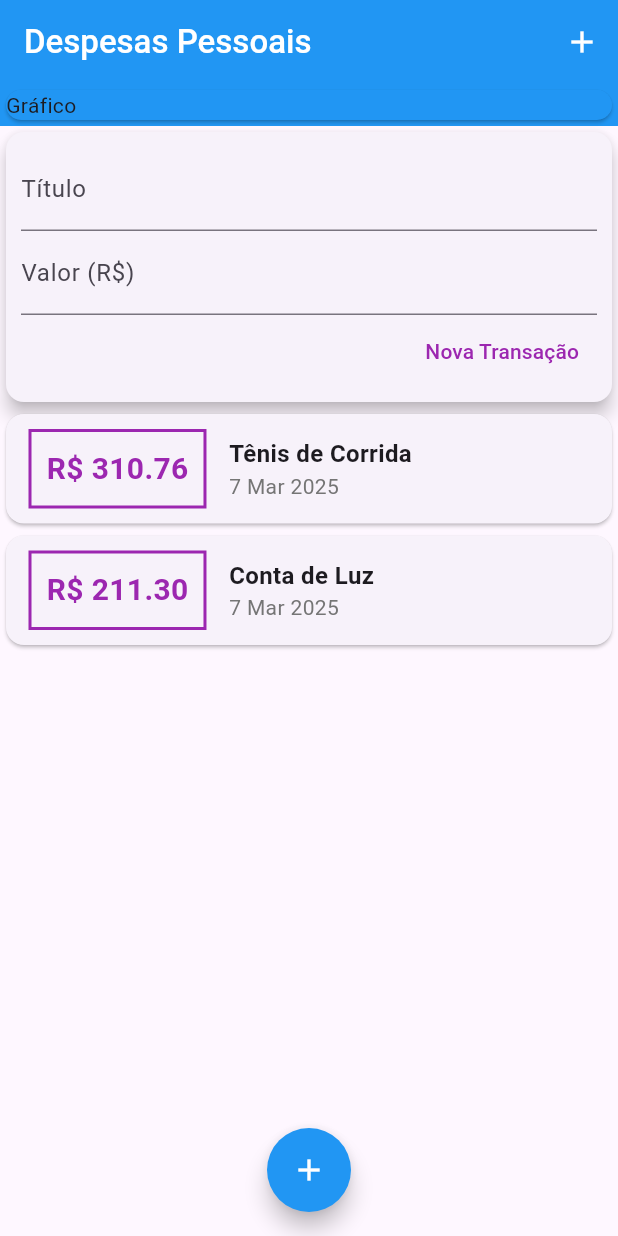
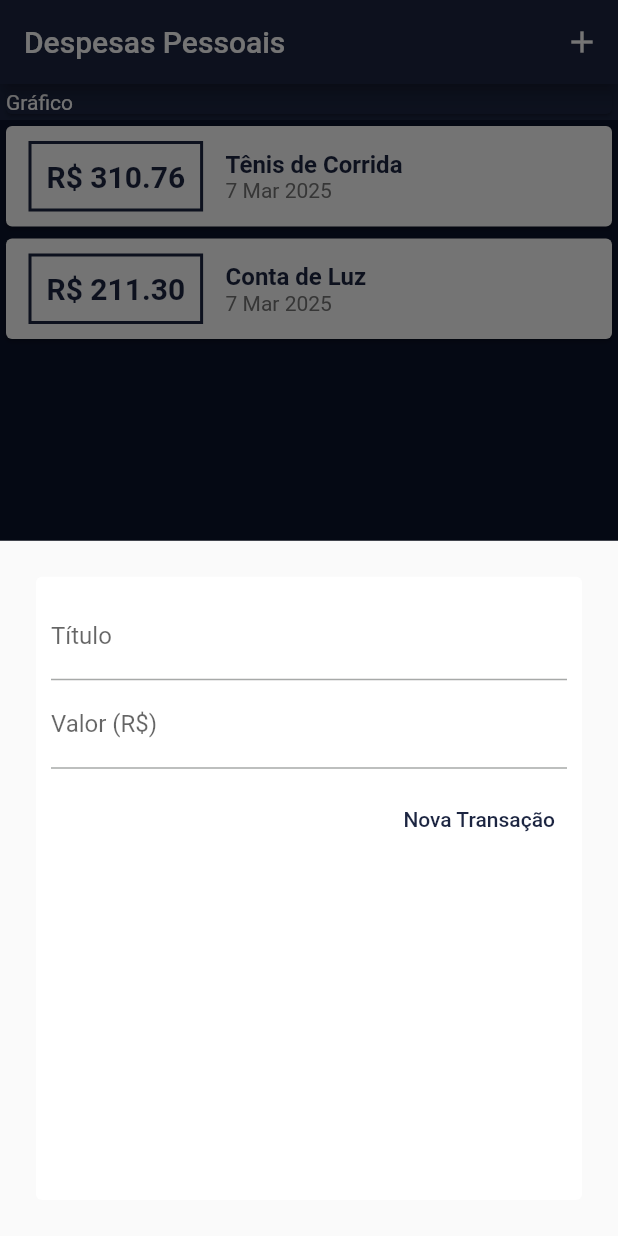
Before and after one commit to enzo-cezarg/expenses-app, a Flutter app: the screen it shows after launch, after a tap on the "add" icon, on a phone screen of 412 x 824 dp. Run offline on Flutter 3.47's test engine with Material 3 defaults, Android fonts, the phone set to English and light mode, and no system bars.

```diff
--- a/lib/components/transaction_form.dart
+++ b/lib/components/transaction_form.dart
@@ -1,12 +1,18 @@
 import 'package:flutter/material.dart';
 
-class TransactionForm extends StatelessWidget {
-  final titleController = TextEditingController();
-  final valueController = TextEditingController();
-
+class TransactionForm extends StatefulWidget {
   final void Function(String, double) onSubmit;
 
-  TransactionForm(this.onSubmit, {super.key});
+  const TransactionForm(this.onSubmit, {super.key});
+
+  @override
+  State<TransactionForm> createState() => _TransactionFormState();
+}
+
+class _TransactionFormState extends State<TransactionForm> {
+  final titleController = TextEditingController();
+
+  final valueController = TextEditingController();
 
   _submitForm() {
     final title = titleController.text;
@@ -15,14 +21,14 @@ class TransactionForm extends StatelessWidget {
     if (title.isEmpty || value <= 0) {
       return;
     } else {
-      onSubmit(title, value);
+      widget.onSubmit(title, value);
     }
   }
 
   @override
   Widget build(BuildContext context) {
     return Card(
-      elevation: 5,
+      elevation: 0,
       child: Padding(
         padding: const EdgeInsets.all(10),
         child: Column(
@@ -32,6 +38,7 @@ class TransactionForm extends StatelessWidget {
               onSubmitted: (value) => _submitForm(),
               decoration: InputDecoration(
                 labelText: 'Título',
+                hintStyle: TextStyle(color: Color.fromARGB(255, 11, 19, 43)),
               ),
             ),
             TextField(
@@ -40,19 +47,23 @@ class TransactionForm extends StatelessWidget {
               onSubmitted: (value) => _submitForm(),
               decoration: InputDecoration(
                 labelText: 'Valor (R\$)',
+                hintStyle: TextStyle(color: Color.fromARGB(255, 11, 19, 43)),
               ),
             ),
-            Row(
+            Container(
+              margin: EdgeInsets.only(top: 10),
+              child: Row(
                 mainAxisAlignment: MainAxisAlignment.end,
                 children: [
                   TextButton(
                     onPressed: _submitForm,
                     style: TextButton.styleFrom(
-                    foregroundColor: Colors.purple[500],
+                      foregroundColor: Theme.of(context).colorScheme.primary,
                     ),
                     child: Text('Nova Transação'),
                   ),
                 ],
+              ),
             )
           ],
         ),
--- a/lib/components/transaction_list.dart
+++ b/lib/components/transaction_list.dart
@@ -9,21 +9,23 @@ class TransactionList extends StatelessWidget {
 
   @override
   Widget build(BuildContext context) {
-    return Container(
-      height: 300,
+    return SizedBox(
+      height: 335,
       child: ListView.builder(
         itemCount: transactions.length,
         itemBuilder: (ctx, index) {
           final tr = transactions[index];
 
           return Card(
+            //color: Color.fromARGB(255, 28, 37, 65),
+            color: Color.fromARGB(252, 255, 255, 255),
             child: Row(
               children: [
                 Container(
                   margin: EdgeInsets.symmetric(horizontal: 15, vertical: 10),
                   decoration: BoxDecoration(
                       border: Border.all(
-                    color: Colors.purple,
+                    color: Theme.of(context).colorScheme.primary,
                     width: 2,
                   )),
                   padding: EdgeInsets.all(10),
@@ -32,7 +34,7 @@ class TransactionList extends StatelessWidget {
                     style: TextStyle(
                       fontWeight: FontWeight.bold,
                       fontSize: 20,
-                      color: Colors.purple,
+                      color: Theme.of(context).colorScheme.primary,
                     ),
                   ),
                 ),
@@ -44,6 +46,7 @@ class TransactionList extends StatelessWidget {
                       style: TextStyle(
                         fontSize: 16,
                         fontWeight: FontWeight.bold,
+                        color: Theme.of(context).colorScheme.primary,
                       ),
                     ),
                     Text(
--- a/lib/components/transaction_user.dart
+++ /dev/null
@@ -1,53 +0,0 @@
-import 'dart:math';
-
-import 'package:flutter/material.dart';
-import './transaction_form.dart';
-import './transaction_list.dart';
-import '../models/transaction.dart';
-
-class TransactionUser extends StatefulWidget {
-  const TransactionUser({super.key});
-
-  @override
-  State<TransactionUser> createState() => _TransactionUserState();
-}
-
-class _TransactionUserState extends State<TransactionUser> {
-  final _transactions = [
-    Transaction(
-      id: 'T1',
-      title: 'Tênis de Corrida',
-      value: 310.76,
-      date: DateTime.now(),
-    ),
-    Transaction(
-      id: 'T2',
-      title: 'Conta de Luz',
-      value: 211.30,
-      date: DateTime.now(),
-    ),
-  ];
-
-  _addTransaction(String title, double value) {
-    final newTransaction = Transaction(
-      id: Random().nextDouble().toString(),
-      title: title,
-      value: value,
-      date: DateTime.now(),
-    );
-
-    setState(() {
-      _transactions.add(newTransaction);
-    });
-  }
-
-  @override
-  Widget build(BuildContext context) {
-    return Column(
-      children: [
-        TransactionForm(_addTransaction),
-        TransactionList(_transactions),
-      ],
-    );
-  }
-}
--- a/lib/main.dart
+++ b/lib/main.dart
@@ -1,35 +1,96 @@
+import 'package:expenses_app/components/transaction_form.dart';
 import 'package:flutter/material.dart';
-import 'package:expenses_app/components/transaction_user.dart';
+import 'components/transaction_list.dart';
+import 'models/transaction.dart';
+import 'dart:math';
 
 main() => runApp(ExpensesApp());
 
 class ExpensesApp extends StatelessWidget {
-  const ExpensesApp({super.key});
+  ExpensesApp({super.key});
+  final ThemeData theme = ThemeData();
 
   @override
   Widget build(BuildContext context) {
     return MaterialApp(
       home: MyHomePage(),
+      theme: ThemeData(
+        useMaterial3: false,
+        appBarTheme: AppBarTheme(
+          backgroundColor: Colors.purple,
+          foregroundColor: Colors.white,
+        ),
+        colorScheme: ColorScheme.fromSeed(
+          seedColor: Color.fromARGB(255, 111, 255, 233),
+          primary: Color.fromARGB(255, 28, 37, 65),
+          secondary: Color.fromARGB(255, 111, 255, 233),
+        ),
+      ),
     );
   }
 }
 
-class MyHomePage extends StatelessWidget {
-  MyHomePage({super.key});
+class MyHomePage extends StatefulWidget {
+  const MyHomePage({super.key});
+
+  @override
+  State<MyHomePage> createState() => _MyHomePageState();
+}
+
+class _MyHomePageState extends State<MyHomePage> {
+  final _transactions = [
+    Transaction(
+      id: 'T1',
+      title: 'Tênis de Corrida',
+      value: 310.76,
+      date: DateTime.now(),
+    ),
+    Transaction(
+      id: 'T2',
+      title: 'Conta de Luz',
+      value: 211.30,
+      date: DateTime.now(),
+    ),
+  ];
+
+  _addTransaction(String title, double value) {
+    final newTransaction = Transaction(
+      id: Random().nextDouble().toString(),
+      title: title,
+      value: value,
+      date: DateTime.now(),
+    );
+
+    setState(() {
+      _transactions.add(newTransaction);
+    });
+
+    Navigator.of(context).pop();
+  }
+
+  _openTransactionFormModal(BuildContext context) {
+    showModalBottomSheet(
+      context: context,
+      builder: (_) {
+        return Container(margin: EdgeInsets.all(20), child: TransactionForm(_addTransaction));
+      },
+    );
+  }
 
   @override
   Widget build(BuildContext context) {
     return Scaffold(
+      backgroundColor: Color.fromARGB(255, 11, 19, 43),
       appBar: AppBar(
         title: Text(
           'Despesas Pessoais',
           style: TextStyle(fontWeight: FontWeight.w500),
         ),
-        backgroundColor: Colors.blue,
+        backgroundColor: Theme.of(context).colorScheme.primary,
         foregroundColor: Colors.white,
         actions: [
           IconButton(
-            onPressed: () {},
+            onPressed: () => _openTransactionFormModal(context),
             icon: Icon(Icons.add),
           )
         ],
@@ -39,21 +100,21 @@ class MyHomePage extends StatelessWidget {
           crossAxisAlignment: CrossAxisAlignment.stretch,
           children: <Widget>[
             Container(
-              color: Colors.blue,
+              color: Theme.of(context).colorScheme.primary,
               child: Card(
-                color: Colors.blue,
-                child: Text('Gráfico'),
+                color: Theme.of(context).colorScheme.primary,
+                child: Text('Gráfico', style: TextStyle(color: Colors.white)),
               ),
             ),
-            TransactionUser(),
+            TransactionList(_transactions),
           ],
         ),
       ),
       floatingActionButton: FloatingActionButton(
-        backgroundColor: Colors.blue,
-        foregroundColor: Colors.white,
+        backgroundColor: Theme.of(context).colorScheme.secondary,
+        foregroundColor: Color.fromARGB(255, 11, 19, 43),
         shape: CircleBorder(),
-        onPressed: () {},
+        onPressed: () => _openTransactionFormModal(context),
         child: Icon(Icons.add),
       ),
       floatingActionButtonLocation: FloatingActionButtonLocation.centerFloat,
```
Lines whose indentation alone changed are shown as unchanged.
